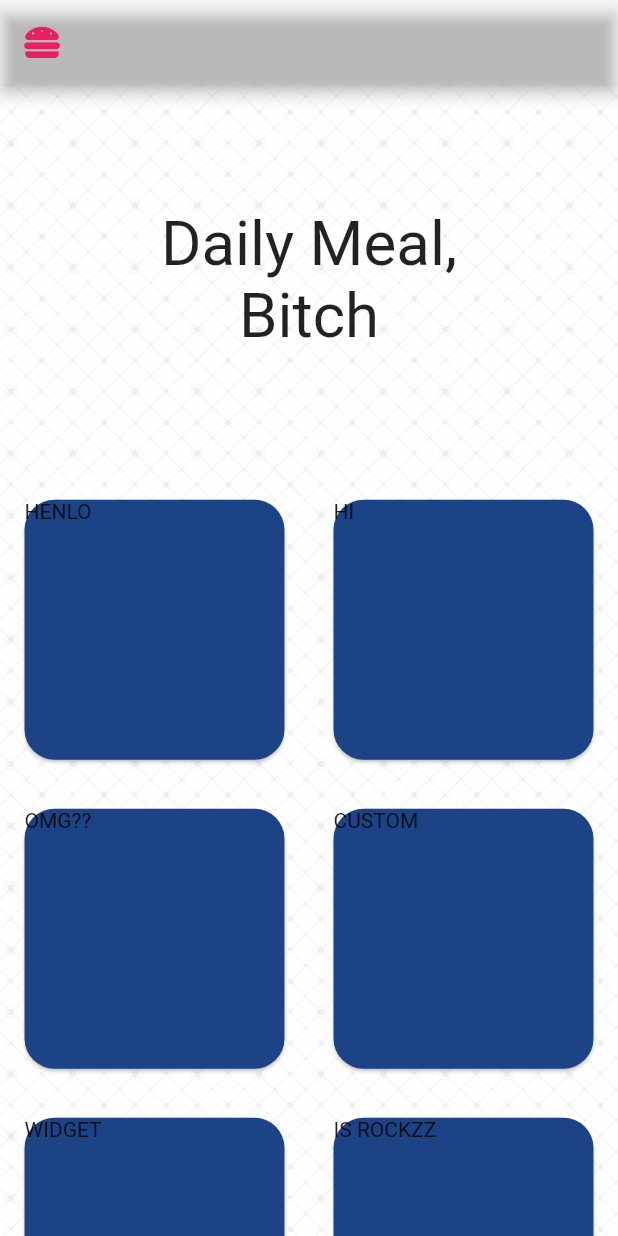
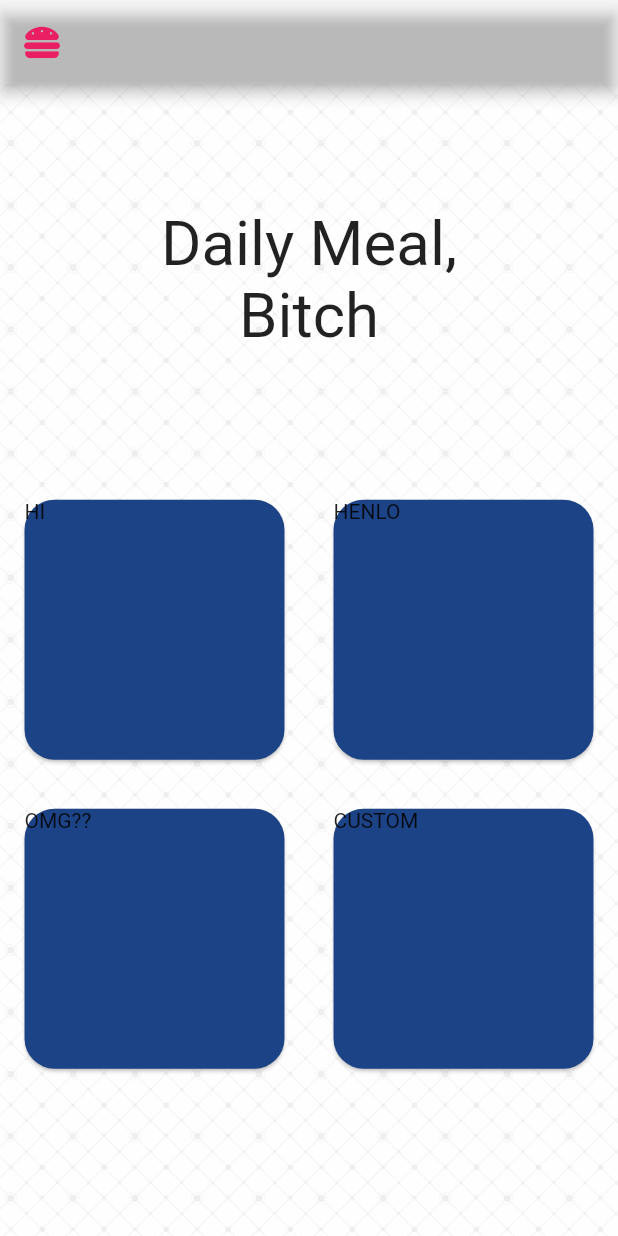
Before and after one commit to notGelo/FinalAcademicProject, a Flutter app: the DailyPage screen opened by its route, on a phone screen of 412 x 824 dp. Run offline on Flutter 3.47's test engine with Material 2 defaults, Android fonts, the phone set to English and light mode, and no system bars; our stand-ins replace font_awesome_flutter.

Commit message:
HEMLO PAPSI

```diff
--- a/lib/screens/daily_screen.dart
+++ b/lib/screens/daily_screen.dart
@@ -50,11 +50,11 @@ class _DailyPageState extends State<DailyPage> {
                 shrinkWrap: true,
                 children: [
                   kcustomWidget(
-                      inputText: 'HENLO',
+                      inputText: 'HI',
                       col: randomColor(),
                       inputMargin: widthOfScreen(context, 0.03)),
                   kcustomWidget(
-                      inputText: 'HI',
+                      inputText: 'HENLO',
                       col: randomColor(),
                       inputMargin: widthOfScreen(context, 0.03)),
                   kcustomWidget(
@@ -63,14 +63,6 @@ class _DailyPageState extends State<DailyPage> {
                       inputMargin: widthOfScreen(context, 0.03)),
                   kcustomWidget(
                       inputText: 'CUSTOM',
-                      col: randomColor(),
-                      inputMargin: widthOfScreen(context, 0.03)),
-                  kcustomWidget(
-                      inputText: 'WIDGET',
-                      col: randomColor(),
-                      inputMargin: widthOfScreen(context, 0.03)),
-                  kcustomWidget(
-                      inputText: 'IS ROCKZZ',
                       col: randomColor(),
                       inputMargin: widthOfScreen(context, 0.03)),
                 ],
--- a/lib/screens/home_screen.dart
+++ b/lib/screens/home_screen.dart
@@ -31,7 +31,7 @@ class _HomeScreenState extends State<HomeScreen> {
                   alignment: Alignment.center,
                   child: TextButton(
                     onPressed: () {
-                      Navigator.pushNamed(context, '/daily');
+                      Navigator.pushNamed(context, '/cuisine');
                     },
                     child: Image(
                       image: AssetImage('assets/images/grubhie_logo.gif'),
```
Also changed, not shown: lib/screens/ingredients_screen.dart (+14 -12 lines), pubspec.lock.
